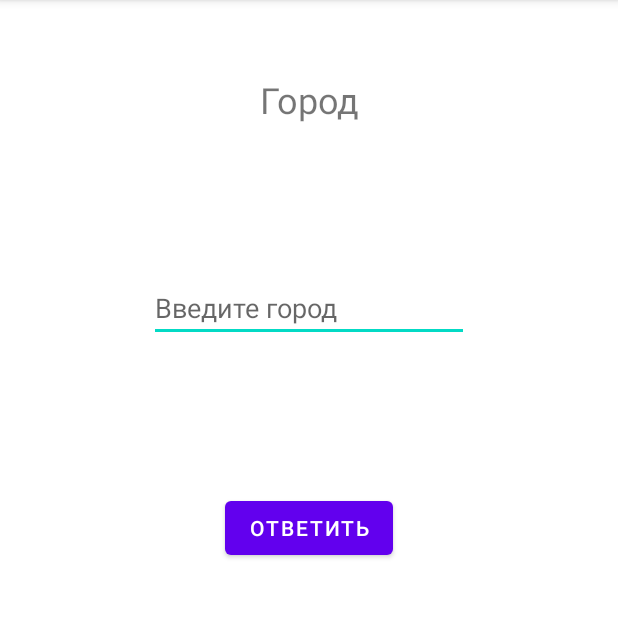
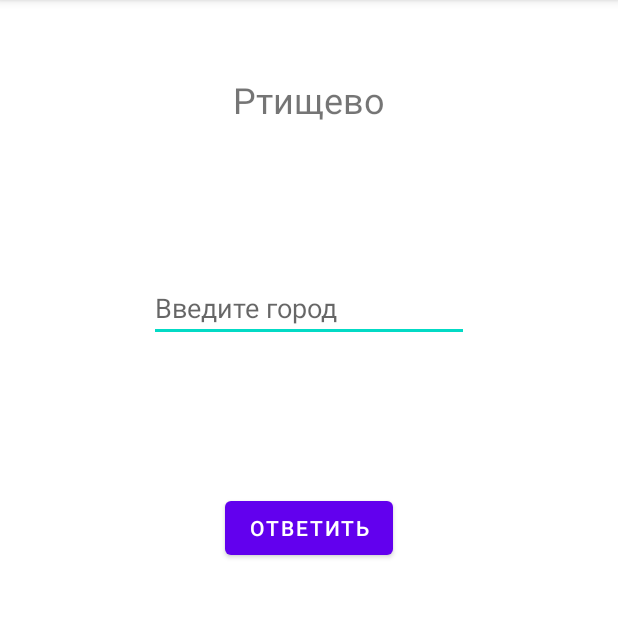
Before and after one commit to watermelon0guy/CityGame, an Android app: the screen it shows after launch (MainActivity), after a tap on "ОТВЕТИТЬ", on a phone screen of 412 x 824 dp, the part 84-702 px from its top. Run offline under Robolectric (Android 15) with nearby library versions, the phone set to English and light mode, and no system bars.

Commit message:
Update MainActivity.java

```diff
--- a/app/src/main/java/com/watermelon/citygame/MainActivity.java
+++ b/app/src/main/java/com/watermelon/citygame/MainActivity.java
@@ -19,7 +19,10 @@ import java.io.InputStream;
 import java.lang.reflect.Array;
 import java.nio.charset.StandardCharsets;
 import java.util.ArrayList;
+import java.util.Collections;
+import java.util.HashMap;
 import java.util.List;
+import java.util.Map;
 import java.util.Scanner;
 
 public class MainActivity extends AppCompatActivity {
@@ -35,27 +38,45 @@ public class MainActivity extends AppCompatActivity {
         bt = findViewById(R.id.button);
         cityFieldAuto = findViewById(R.id.city_field_auto);
         cityField = findViewById(R.id.city_field);
-        ArrayList<String> cities = new ArrayList<>();
-        String fileStr = "";
-        try {
-            Resources res = getResources();
-            InputStream inputStream = res.openRawResource(R.raw.city);
-            Scanner s = new Scanner(inputStream);
-            while (s.hasNext())
-                cities.add(s.next());
-            System.out.println(fileStr);
-        } catch (Exception e) {
-            e.printStackTrace();
-        }
+        ArrayList<String> cities_original = fileToArray(R.raw.city);
+        ArrayList<String> cities_current = new ArrayList<>(cities_original.size());
 
+        Collections.copy(cities_original, cities_current);
+
+        int index = Math.abs((int)(Math.random() * cities_original.size() - 1));
+
+        cityFieldAuto.setText(cities_original.get(index));
 
         bt.setOnClickListener(new View.OnClickListener() {
             @Override
             public void onClick(View view) {
                 String str = cityField.getText().toString();
+                String autoCity = cityFieldAuto.getText().toString();
                 if(str.length() == 0)
-                    Toast.makeText(MainActivity.this, "ты ничего не написал", Toast.LENGTH_SHORT).show();
+                    Toast.makeText(MainActivity.this, "Ты ничего не написал", Toast.LENGTH_SHORT).show();
+                else if (str.toLowerCase().charAt(0) != autoCity.charAt(autoCity.length()-1))
+                {
+                    Toast.makeText(MainActivity.this, "Слово не подходит", Toast.LENGTH_SHORT).show();
+                }
+                else {
+
+                }
             }
         });
     }
+
+    ArrayList<String> fileToArray(int file)
+    {
+        ArrayList<String> cities = new ArrayList<>();
+        try {
+            Resources res = getResources();
+            InputStream inputStream = res.openRawResource(file);
+            Scanner s = new Scanner(inputStream);
+            while (s.hasNext())
+                cities.add(s.next());
+        } catch (Exception e) {
+            e.printStackTrace();
+        }
+        return cities;
+    }
 }
```
